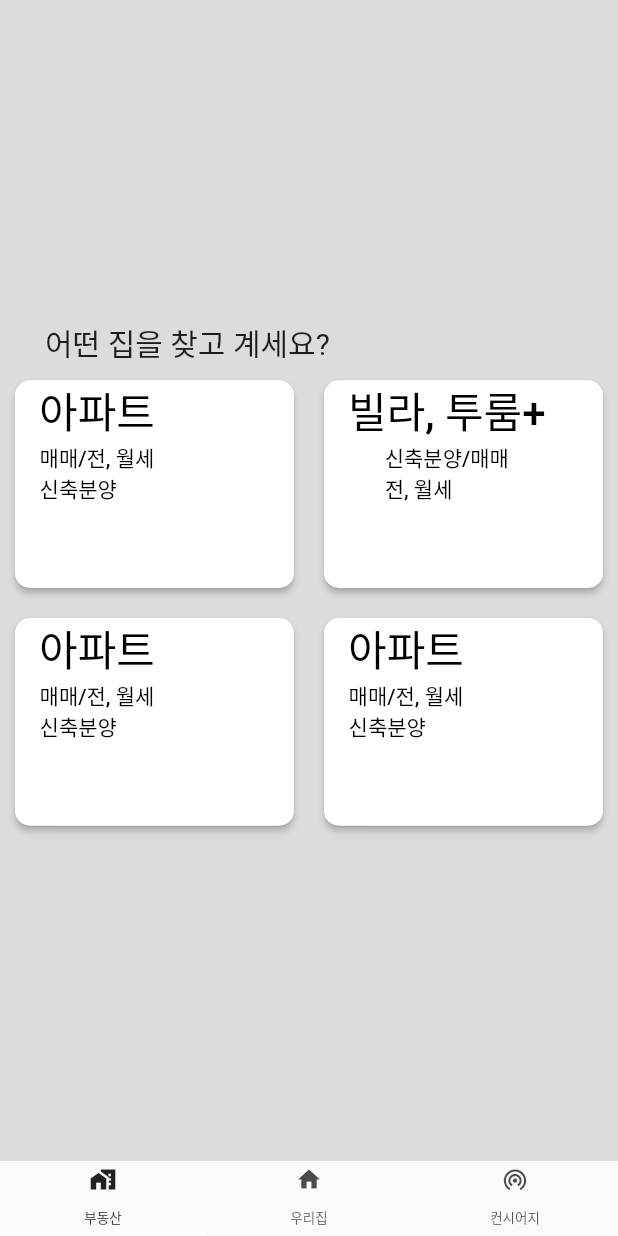
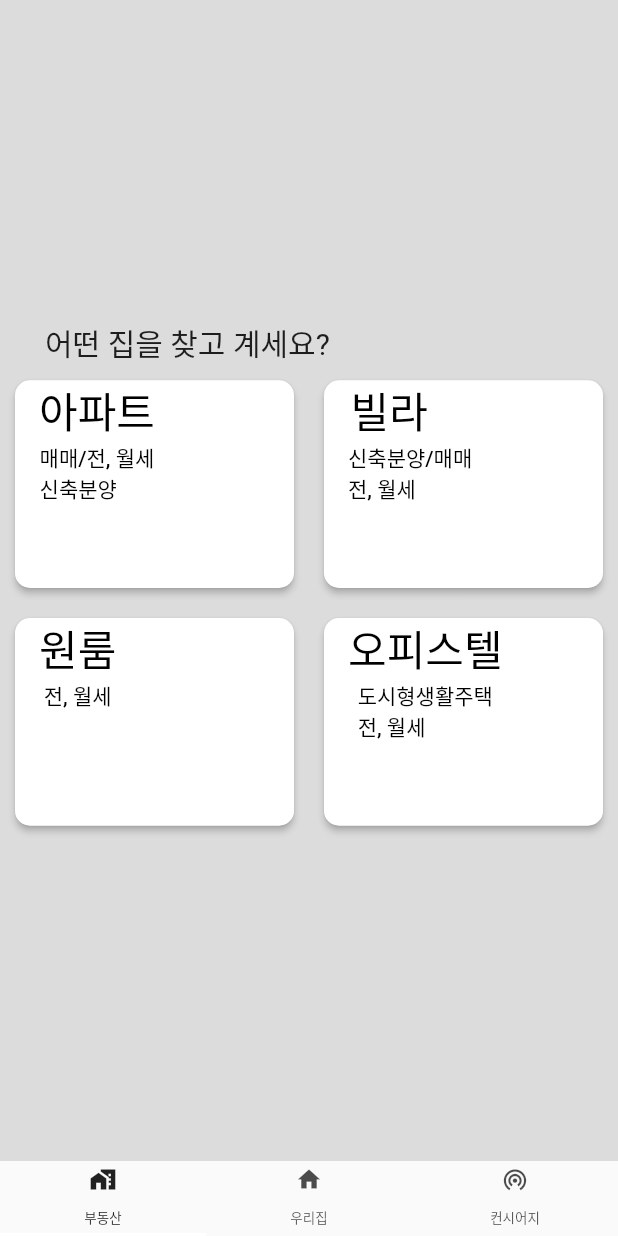
Before and after one commit to HanBI24/JikBang_Refactoring, a Flutter app: the screen it shows after launch, on a phone screen of 412 x 824 dp. Run offline on Flutter 3.47's test engine with Material 2 defaults, Android fonts, the phone set to English and light mode, and no system bars.

```diff
--- a/lib/main.dart
+++ b/lib/main.dart
@@ -1,7 +1,7 @@
 import 'package:flutter/material.dart';
-import 'package:jikbang_refactoring/screen/concierge_screen.dart';
-import 'package:jikbang_refactoring/screen/estate_screen.dart';
-import 'package:jikbang_refactoring/screen/myhouse_screen.dart';
+import 'package:jikbang_refactoring/screen/main/concierge_screen.dart';
+import 'package:jikbang_refactoring/screen/main/estate_screen.dart';
+import 'package:jikbang_refactoring/screen/main/myhouse_screen.dart';
 import 'package:jikbang_refactoring/widget/bottom_nav_bar.dart';
 
 void main() {
--- a/lib/screen/estate_screen.dart
+++ b/lib/screen/main/estate_screen.dart
@@ -1,14 +1,10 @@
 import 'package:flutter/cupertino.dart';
 import 'package:flutter/material.dart';
+import 'package:jikbang_refactoring/screen/second/second_screen.dart';
 
 class RealEstate extends StatelessWidget {
   @override
   Widget build(BuildContext context) {
-    var size = MediaQuery.of(context).size;
-
-    final double itemHeight = (size.height - kToolbarHeight - 24) / 2;
-    final double itemWidth = size.width / 2;
-
     return Scaffold(
       backgroundColor: Colors.black12,
       body: Center(
@@ -75,7 +71,7 @@ class RealEstate extends StatelessWidget {
                             Column(
                               children: <Widget>[
                                 Text(
-                                    '빌라, 투룸+',
+                                    '빌라    ',
                                     style: TextStyle(fontSize: 28)
                                 ),
                                 Text('신축분양/매매\n전, 월세')
@@ -100,15 +96,20 @@ class RealEstate extends StatelessWidget {
                             Column(
                               children: <Widget>[
                                 Text(
-                                    '아파트',
+                                    '원룸',
                                     style: TextStyle(fontSize: 28)
                                 ),
-                                Text('매매/전, 월세\n신축분양'),
+                                Text('전, 월세'),
                               ],
                             ),
                           ],
                         ),
-                        onPressed: (){},
+                        onPressed: (){
+                          Navigator.push(
+                            context,
+                            MaterialPageRoute(builder: (context) => SecondScreen())
+                          );
+                        },
                       ),
                     ),
                     Container(
@@ -125,10 +126,10 @@ class RealEstate extends StatelessWidget {
                             Column(
                               children: <Widget>[
                                 Text(
-                                    '아파트',
+                                    '오피스텔',
                                     style: TextStyle(fontSize: 28)
                                 ),
-                                Text('매매/전, 월세\n신축분양')
+                                Text('도시형생활주택\n전, 월세')
                               ],
                             ),
                           ],
```
Also changed, not shown: lib/screen/second/second_screen.dart (added, +22 -0 lines), lib/screen/main/concierge_screen.dart (renamed from lib/screen/concierge_screen.dart), lib/screen/main/myhouse_screen.dart (renamed from lib/screen/myhouse_screen.dart).
